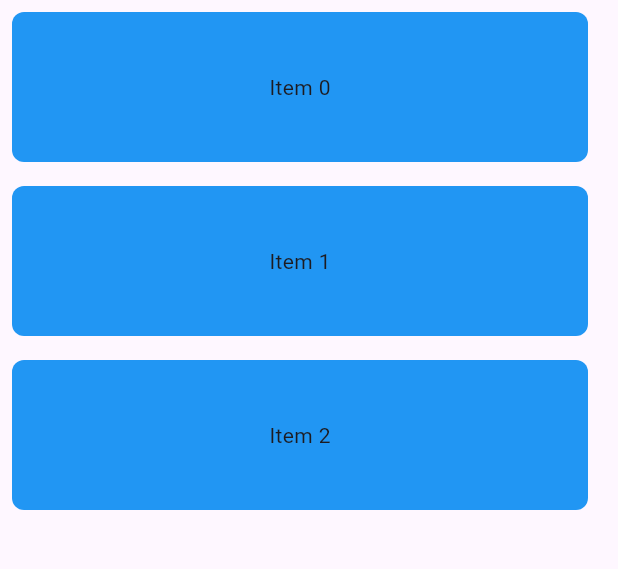
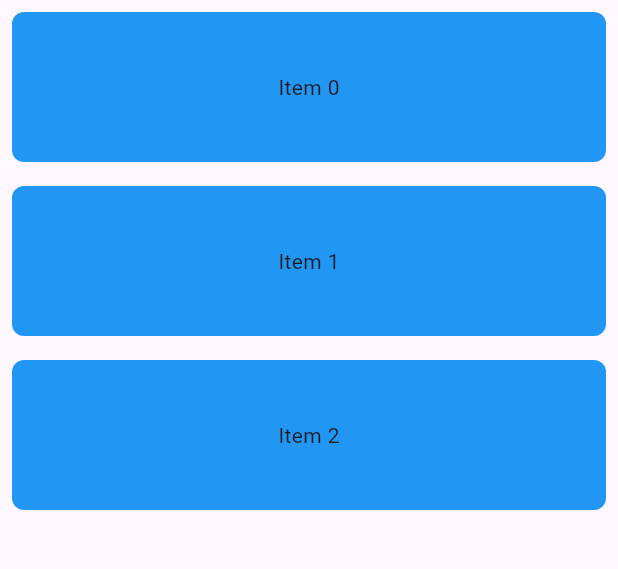
Before and after one commit to bixat/flexible_wrap, a Flutter app: the screen it shows after launch, on a phone screen of 412 x 824 dp, the part 84-653 px from its top. Run offline on Flutter 3.47's test engine with Material 3 defaults, Android fonts, the phone set to English and light mode, and no system bars.

Commit message:
Handled child width missing

```diff
--- a/example/lib/main.dart
+++ b/example/lib/main.dart
@@ -33,7 +33,6 @@ class MyHomePage extends StatefulWidget {
 
 class _MyHomePageState extends State<MyHomePage> {
   final padding = 8.0;
-  final itemWidth = 380.0;
   @override
   Widget build(BuildContext context) {
     return Scaffold(
--- a/lib/src/render_flexible_wrap.dart
+++ b/lib/src/render_flexible_wrap.dart
@@ -28,7 +28,8 @@ class RenderFlexibleWrap extends RenderWrap {
     double extraWidth = 0.0;
     int baseItems = 0;
     for (var i = 0; i < childCount; i++) {
-      final double widthWithSpacing = child!.size.width + spacing;
+      if (child!.size.width == parentWidth) return;
+      final double widthWithSpacing = child.size.width + spacing;
       if (parentWidth.isFinite) {
         final items = (parentWidth / widthWithSpacing).floor();
         final isOneRow = items >= childCount && isOneRowExpanded;
@@ -36,7 +37,7 @@ class RenderFlexibleWrap extends RenderWrap {
         double remainder = parentWidth - (widthWithSpacing * baseItems);
         extraWidth = remainder / baseItems;
       }
-      final newWidth = extraWidth + child.size.width;
+      final newWidth = extraWidth + widthWithSpacing;
       final thisOffset = (child.parentData as WrapParentData).offset;
       child.layout(BoxConstraints.tight(Size(newWidth, child.size.height)));
       (child.parentData as WrapParentData).offset = Offset(
```
